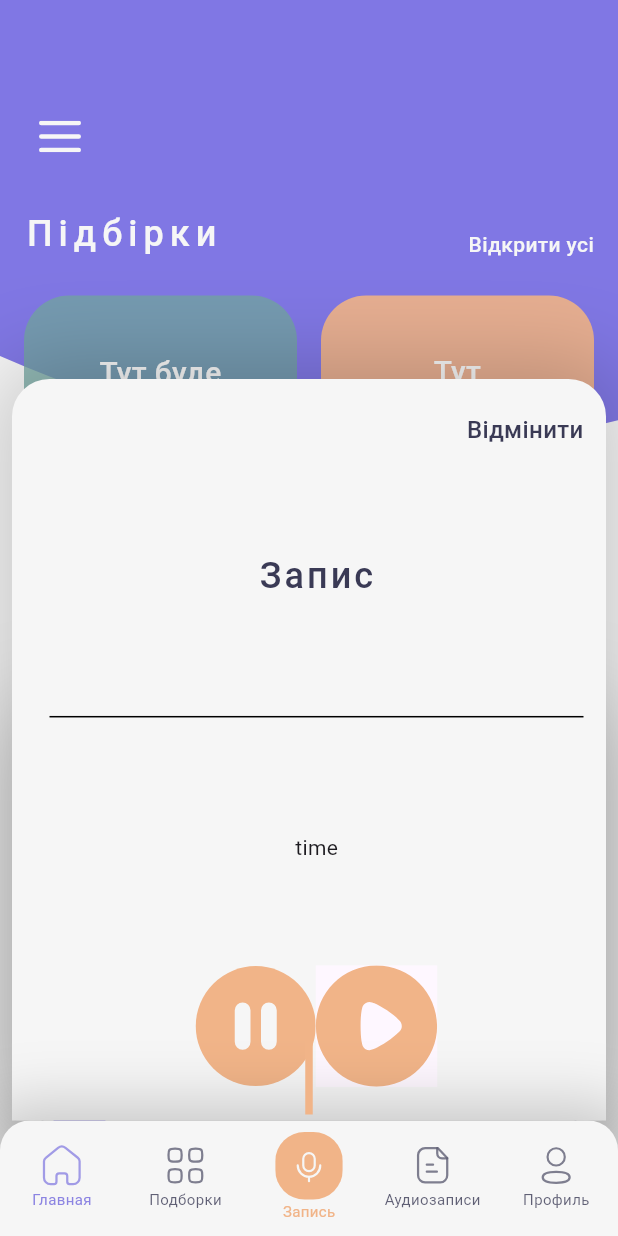
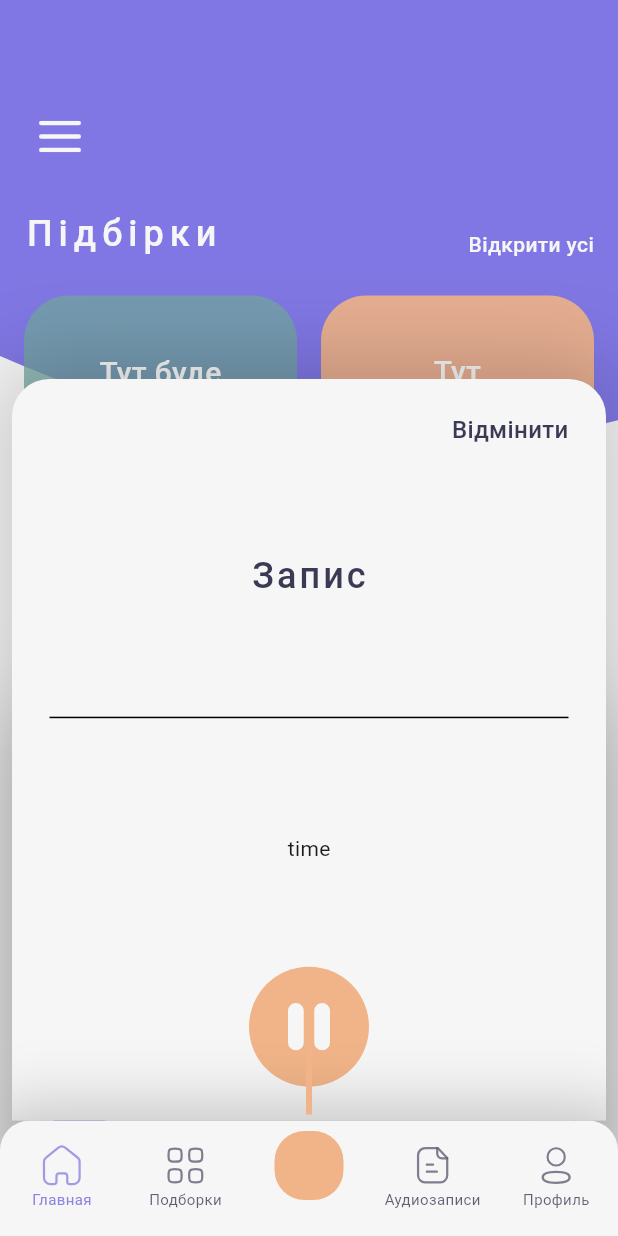
Before and after one commit to MaximDmytruk/Memory-Box, a Flutter app: the HomeScreen screen opened by its route, item 3 of the bottom bar chosen, on a phone screen of 412 x 824 dp. Run offline on Flutter 3.47's test engine with Material 3 defaults, Android fonts, the phone set to English and light mode, and no system bars; our stand-ins replace bloc, flutter_bloc, flutter_svg, freezed_annotation, gap, google_fonts and 1 more; missing offline and left inert: flutter_sound.

Commit message:
Add animated  line for RecordButton and add ligic

```diff
--- a/lib/screens/home_screen/home_screen.dart
+++ b/lib/screens/home_screen/home_screen.dart
@@ -21,30 +21,45 @@ class HomeScreen extends StatefulWidget {
 
 class _HomeScreenState extends State<HomeScreen> {
   int _selectedIndex = 0;
-  bool _isPanelVisible = false;
+  bool isRecordScreenVisible = false;
+  PersistentBottomSheetController? _bottomSheetController;
 
   @override
   void initState() {
     super.initState();
   }
 
-  void turnOnOffVisibility() {
-    if (_isPanelVisible == true) {
-      setState(() {
-        _isPanelVisible = false;
-      });
+  void toggleBottomSheet(BuildContext context) {
+    if (isRecordScreenVisible) {
+      _bottomSheetController?.close();
+      isRecordScreenVisible = false;
+      setState(
+        () {},
+      );
     } else {
-      setState(() {
-        _isPanelVisible = true;
+      _bottomSheetController = showBottomSheet(
+        context: context,
+        backgroundColor: ColorsApp.transparent,
+        builder: (BuildContext context) {
+          return RecordScreen();
+        },
+      );
+      isRecordScreenVisible = true;
+      setState(
+        () {},
+      );
+      _bottomSheetController?.closed.then((_) {
+        isRecordScreenVisible = false;
+        setState(
+          () {},
+        );
       });
     }
   }
 
   void onSelectedTab(int index, BuildContext context) {
     if (index == 2) {
-      turnOnOffVisibility();
-
-      showRecordScreen(context);
+      toggleBottomSheet(context);
 
       return;
     }
@@ -73,6 +88,12 @@ class _HomeScreenState extends State<HomeScreen> {
   }
 
   @override
+  void dispose() {
+    _bottomSheetController?.close();
+    super.dispose();
+  }
+
+  @override
   Widget build(BuildContext context) {
     double navBarHeight = kBottomNavigationBarHeight;
     Size size = MediaQuery.of(context).size;
@@ -91,20 +112,27 @@ class _HomeScreenState extends State<HomeScreen> {
             bottomNavigationBar: CustomBottomNavigationBar(
               selectedIndex: _selectedIndex,
               onSelectedTab: onSelectedTab,
+              isRecordScreenVisible: isRecordScreenVisible,
             ),
           ),
-          if (_isPanelVisible)
-            Padding(
-              padding: EdgeInsets.only(bottom: navBarHeight+25),
-              child: Align(
-                alignment: Alignment.bottomCenter,
-                child: Container(
-                  height: 50,
-                  width: 5,
-                  color: ColorsApp.orange241,
+          // if (isRecordScreenVisible)
+          Padding(
+            padding: EdgeInsets.only(
+              bottom: navBarHeight + 25,
+            ),
+            child: Align(
+              alignment: Alignment.bottomCenter,
+              child: AnimatedContainer(
+                curve: Curves.linear,
+                duration: Duration(
+                  milliseconds: 200,
                 ),
+                height: isRecordScreenVisible ? 50 : 0,
+                width: 4,
+                color: ColorsApp.orange241,
               ),
             ),
+          ),
         ],
       ),
     );
--- a/lib/screens/record_audio_screen/record_audio_screen.dart
+++ b/lib/screens/record_audio_screen/record_audio_screen.dart
@@ -7,31 +7,42 @@ import 'package:memory_box/constants/fonts/inter_font.dart';
 import 'package:memory_box/constants/icons_app/icons_app.dart';
 import 'package:memory_box/screens/registration_screens/registration_screen/widgets/custom_text_button.dart';
 
-void showRecordScreen(BuildContext context) {
-  Size size = MediaQuery.of(context).size;
-  void playIconAction() {
-    context.read<RecordBloc>().add(
-          RecordEvent.startRecording(),
-        );
+class RecordScreen extends StatefulWidget {
+  const RecordScreen({
+    super.key,
+  });
+
+  @override
+  State<RecordScreen> createState() => _RecordScreenState();
 }
 
+class _RecordScreenState extends State<RecordScreen> {
   void pauseIconAction() {
     context.read<RecordBloc>().add(
           RecordEvent.stopRecording(),
         );
   }
 
-  showBottomSheet(
-    context: context,
-    backgroundColor: ColorsApp.transparent,
-    builder: (BuildContext context) {
+  void playIconAction() {}
+
+  @override
+  void initState() {
+    // context.read<RecordBloc>().add(
+    //       RecordEvent.startRecording(),
+    //     );
+    super.initState();
+  }
+
+  @override
+  Widget build(BuildContext context) {
+    Size size = MediaQuery.of(context).size;
     return Padding(
       padding: const EdgeInsets.symmetric(horizontal: 8.0),
       child: Container(
         height: size.height * 0.6,
         padding: EdgeInsets.only(
           left: 25,
-            right: 15.0,
+          right: 25.0,
         ),
         decoration: BoxDecoration(
           color: ColorsApp.white246,
@@ -55,6 +66,7 @@ void showRecordScreen(BuildContext context) {
           mainAxisAlignment: MainAxisAlignment.spaceAround,
           spacing: 24,
           mainAxisSize: MainAxisSize.max,
+          crossAxisAlignment: CrossAxisAlignment.center,
           children: [
             Align(
               alignment: Alignment.topRight,
@@ -79,7 +91,7 @@ void showRecordScreen(BuildContext context) {
                 mainAxisAlignment: MainAxisAlignment.center,
                 children: [
                   InkWell(
-                      onTap: () {},
+                    onTap: pauseIconAction,
                     child: Container(
                       height: 80.0,
                       width: 80.0,
@@ -98,14 +110,17 @@ void showRecordScreen(BuildContext context) {
                       ),
                     ),
                   ),
-                    InkWell(
-                      onTap: () {},
-                      child: Material(
-                        child: SvgPicture.asset(
-                          IconsApp.playOrange,
-                        ),
-                      ),
-                    ),
+                  // SizedBox(
+                  //   width: 10,
+                  // ),
+                  // InkWell(
+                  //   onTap: playIconAction,
+                  //   child: Material(
+                  //     child: SvgPicture.asset(
+                  //       IconsApp.playOrange,
+                  //     ),
+                  //   ),
+                  // ),
                 ],
               ),
             ),
@@ -113,6 +128,5 @@ void showRecordScreen(BuildContext context) {
         ),
       ),
     );
-    },
-  );
   }
+}
--- a/lib/widgets/navigations_bars/custom_bottom_navigation_bar/custom_bottom_navigation_bar.dart
+++ b/lib/widgets/navigations_bars/custom_bottom_navigation_bar/custom_bottom_navigation_bar.dart
@@ -7,10 +7,12 @@ import 'package:memory_box/constants/icons_app/icons_app.dart';
 class CustomBottomNavigationBar extends StatefulWidget {
   final int selectedIndex;
   final Function onSelectedTab;
+  final bool isRecordScreenVisible;
   const CustomBottomNavigationBar({
     super.key,
     required this.onSelectedTab,
     required this.selectedIndex,
+    required this.isRecordScreenVisible,
   });
 
   @override
@@ -113,7 +115,33 @@ class _CustomBottomNavigationBarState extends State<CustomBottomNavigationBar> {
               ),
               label: '',
             ),
-            BottomNavigationBarItem(
+            widget.isRecordScreenVisible
+                ? BottomNavigationBarItem(
+                    icon: Column(
+                      children: [
+                        Container(
+                          height: 46,
+                          width: 46,
+                          decoration: BoxDecoration(
+                            color: ColorsApp.orange241,
+                            borderRadius: BorderRadius.circular(
+                              20.0,
+                            ),
+                          ),
+                        ),
+                        Text(
+                          '',
+                          style: customTextStyle(
+                            fontSize: 10.0,
+                            fontWeight: FontWeight.w400,
+                            color: ColorsApp.orange241,
+                          ),
+                        ),
+                      ],
+                    ),
+                    label: '',
+                  )
+                : BottomNavigationBarItem(
                     icon: Column(
                       children: [
                         SvgPicture.asset(
```
Also changed, not shown: lib/screens/audio_recordings_screen/audio_recordings_screen.dart (+6 -1 lines), 4 other files. Lines whose indentation alone changed are shown as unchanged.
